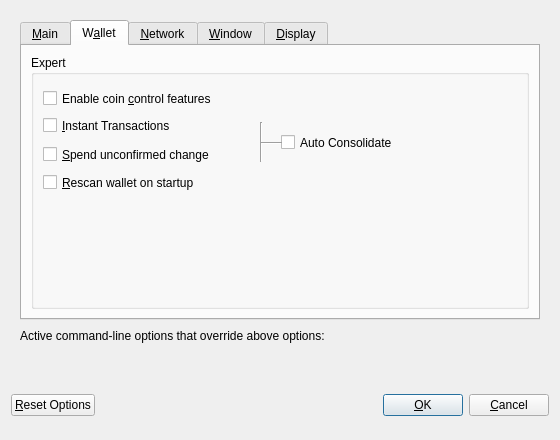
Before: the Qt Designer form src/qt/forms/optionsdialog.ui in DannyWhiteFix/NexaWallet, drawn with Qt 5.
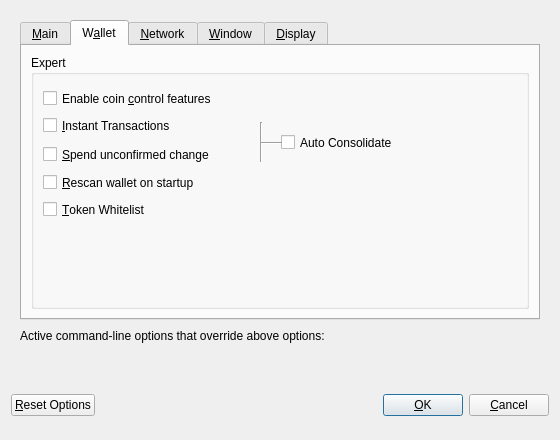
After: the same form once the commit is applied. The open tabs and pages were chosen to show the change. Custom widgets are drawn as their Qt base class.

Commit message: [1.4.1.0] Implement token whitelist

What changed in the file:
```diff
--- a/src/qt/forms/optionsdialog.ui
+++ b/src/qt/forms/optionsdialog.ui
@@ -275,6 +275,22 @@
               <string>&amp;Rescan wallet on startup</string>
              </property>
             </widget>
+            <widget class="QCheckBox" name="tokenWhitelist">
+             <property name="geometry">
+              <rect>
+               <x>12</x>
+               <y>144</y>
+               <width>201</width>
+               <height>21</height>
+              </rect>
+             </property>
+             <property name="toolTip">
+              <string>&lt;html&gt;&lt;head/&gt;&lt;body&gt;&lt;p&gt;When Token Whitelist is enabled you can control what tokens appear in your wallet.&lt;/p&gt;&lt;/body&gt;&lt;/html&gt;</string>
+             </property>
+             <property name="text">
+              <string>&amp;Token Whitelist</string>
+             </property>
+            </widget>
            </widget>
           </item>
          </layout>
```
The commit also changes 33 other files.
